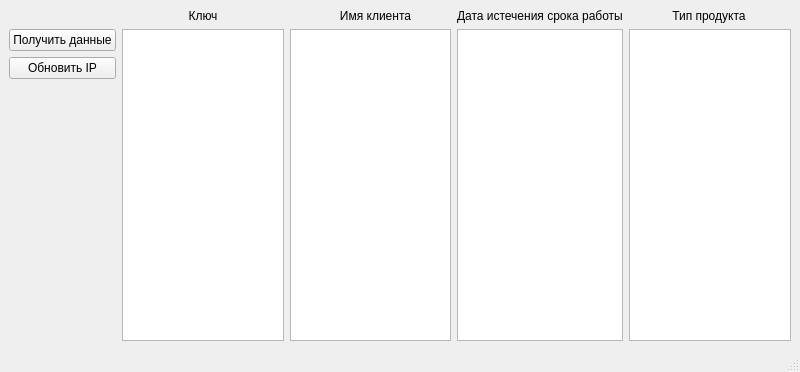
Above: client/form.ui from fyfyfyfik/projectbd before the change. Below: the same form after it.
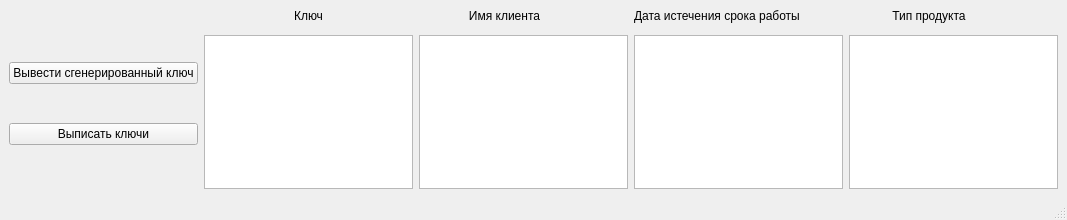
That is the form after the change.

Commit message: got it

Patch:
```diff
--- a/client/form.ui
+++ b/client/form.ui
@@ -6,8 +6,8 @@
    <rect>
     <x>0</x>
     <y>0</y>
-    <width>800</width>
-    <height>372</height>
+    <width>1067</width>
+    <height>220</height>
    </rect>
   </property>
   <property name="windowTitle">
@@ -37,6 +37,9 @@
     </item>
     <item row="0" column="5">
      <widget class="QLabel" name="label_3">
+      <property name="layoutDirection">
+       <enum>Qt::LeftToRight</enum>
+      </property>
       <property name="text">
        <string>Дата истечения срока работы</string>
       </property>
@@ -58,20 +61,6 @@
       </property>
      </widget>
     </item>
-    <item row="2" column="0">
-     <widget class="QPushButton" name="pushButton">
-      <property name="text">
-       <string>Получить данные</string>
-      </property>
-     </widget>
-    </item>
-    <item row="3" column="0">
-     <widget class="QPushButton" name="pushButton_6">
-      <property name="text">
-       <string>Обновить IP</string>
-      </property>
-     </widget>
-    </item>
     <item row="2" column="5" rowspan="4">
      <widget class="QTextBrowser" name="textBrowser">
       <property name="sizePolicy">
@@ -99,6 +88,26 @@
       </property>
      </widget>
     </item>
+    <item row="1" column="0" rowspan="3">
+     <widget class="QPushButton" name="pushButton">
+      <property name="cursor">
+       <cursorShape>PointingHandCursor</cursorShape>
+      </property>
+      <property name="text">
+       <string>Вывести сгенерированный ключ</string>
+      </property>
+     </widget>
+    </item>
+    <item row="4" column="0">
+     <widget class="QPushButton" name="pushButton_6">
+      <property name="cursor">
+       <cursorShape>PointingHandCursor</cursorShape>
+      </property>
+      <property name="text">
+       <string>Выписать ключи</string>
+      </property>
+     </widget>
+    </item>
    </layout>
   </widget>
   <widget class="QMenuBar" name="menubar">
```
Left out of the diff: 6 changed lines with no effect on the pictures. The commit also changes 2 other files.
